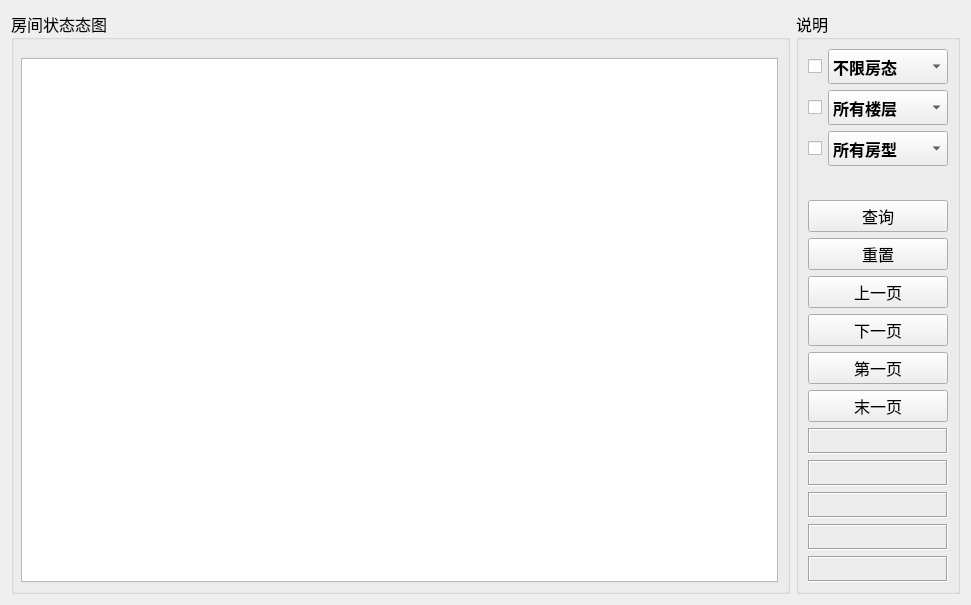
This is promanage.ui in Yzyqoung/Qt-hotelSystem as Qt 5 draws it before an edit. The edited form follows.
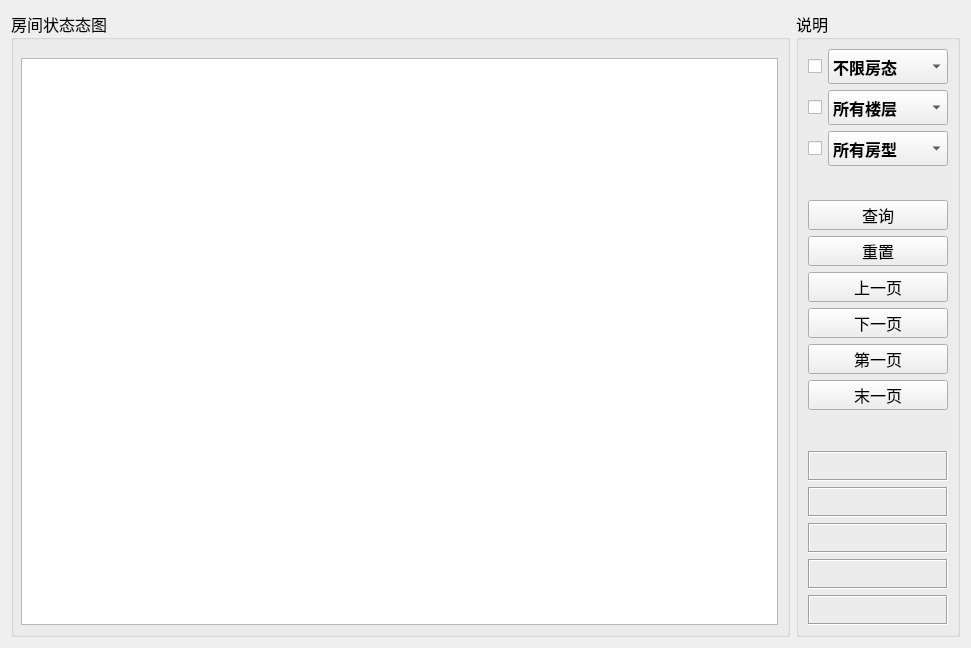
This is the edited form. Icons and pictures are not drawn.

```diff
--- a/promanage.ui
+++ b/promanage.ui
@@ -7,7 +7,7 @@
     <x>0</x>
     <y>0</y>
     <width>971</width>
-    <height>605</height>
+    <height>648</height>
    </rect>
   </property>
   <property name="windowTitle">
@@ -466,10 +466,16 @@
         </item>
         <item>
          <widget class="QPushButton" name="btnSelect">
+          <property name="sizePolicy">
+           <sizepolicy hsizetype="Minimum" vsizetype="Minimum">
+            <horstretch>0</horstretch>
+            <verstretch>0</verstretch>
+           </sizepolicy>
+          </property>
           <property name="minimumSize">
            <size>
-            <width>80</width>
-            <height>0</height>
+            <width>50</width>
+            <height>30</height>
            </size>
           </property>
           <property name="text">
@@ -479,6 +485,18 @@
         </item>
         <item>
          <widget class="QPushButton" name="btnback">
+          <property name="sizePolicy">
+           <sizepolicy hsizetype="Minimum" vsizetype="Minimum">
+            <horstretch>0</horstretch>
+            <verstretch>0</verstretch>
+           </sizepolicy>
+          </property>
+          <property name="minimumSize">
+           <size>
+            <width>50</width>
+            <height>30</height>
+           </size>
+          </property>
           <property name="text">
            <string>重置</string>
           </property>
@@ -486,10 +504,16 @@
         </item>
         <item>
          <widget class="QPushButton" name="btnPreVious">
+          <property name="sizePolicy">
+           <sizepolicy hsizetype="Minimum" vsizetype="Minimum">
+            <horstretch>0</horstretch>
+            <verstretch>0</verstretch>
+           </sizepolicy>
+          </property>
           <property name="minimumSize">
            <size>
             <width>50</width>
-            <height>0</height>
+            <height>30</height>
            </size>
           </property>
           <property name="text">
@@ -505,10 +529,16 @@
         </item>
         <item>
          <widget class="QPushButton" name="btnNext">
+          <property name="sizePolicy">
+           <sizepolicy hsizetype="Minimum" vsizetype="Minimum">
+            <horstretch>0</horstretch>
+            <verstretch>0</verstretch>
+           </sizepolicy>
+          </property>
           <property name="minimumSize">
            <size>
             <width>50</width>
-            <height>0</height>
+            <height>30</height>
            </size>
           </property>
           <property name="text">
@@ -524,10 +554,16 @@
         </item>
         <item>
          <widget class="QPushButton" name="btnFirst">
+          <property name="sizePolicy">
+           <sizepolicy hsizetype="Minimum" vsizetype="Minimum">
+            <horstretch>0</horstretch>
+            <verstretch>0</verstretch>
+           </sizepolicy>
+          </property>
           <property name="minimumSize">
            <size>
             <width>50</width>
-            <height>0</height>
+            <height>30</height>
            </size>
           </property>
           <property name="text">
@@ -543,10 +579,16 @@
         </item>
         <item>
          <widget class="QPushButton" name="btnLast">
+          <property name="sizePolicy">
+           <sizepolicy hsizetype="Minimum" vsizetype="Minimum">
+            <horstretch>0</horstretch>
+            <verstretch>0</verstretch>
+           </sizepolicy>
+          </property>
           <property name="minimumSize">
            <size>
             <width>50</width>
-            <height>0</height>
+            <height>30</height>
            </size>
           </property>
           <property name="text">
@@ -560,12 +602,31 @@
           </property>
          </widget>
         </item>
+        <item>
+         <spacer name="verticalSpacer">
+          <property name="orientation">
+           <enum>Qt::Vertical</enum>
+          </property>
+          <property name="sizeHint" stdset="0">
+           <size>
+            <width>20</width>
+            <height>40</height>
+           </size>
+          </property>
+         </spacer>
+        </item>
         <item>
          <widget class="QLabel" name="labPageTotal">
+          <property name="sizePolicy">
+           <sizepolicy hsizetype="Minimum" vsizetype="Minimum">
+            <horstretch>0</horstretch>
+            <verstretch>0</verstretch>
+           </sizepolicy>
+          </property>
           <property name="minimumSize">
            <size>
-            <width>0</width>
-            <height>25</height>
+            <width>50</width>
+            <height>30</height>
            </size>
           </property>
           <property name="frameShape">
@@ -584,10 +645,16 @@
         </item>
         <item>
          <widget class="QLabel" name="labRecordsTotal">
+          <property name="sizePolicy">
+           <sizepolicy hsizetype="Minimum" vsizetype="Minimum">
+            <horstretch>0</horstretch>
+            <verstretch>0</verstretch>
+           </sizepolicy>
+          </property>
           <property name="minimumSize">
            <size>
-            <width>0</width>
-            <height>25</height>
+            <width>50</width>
+            <height>30</height>
            </size>
           </property>
           <property name="frameShape">
@@ -606,10 +673,16 @@
         </item>
         <item>
          <widget class="QLabel" name="labPageCurrent">
+          <property name="sizePolicy">
+           <sizepolicy hsizetype="Minimum" vsizetype="Minimum">
+            <horstretch>0</horstretch>
+            <verstretch>0</verstretch>
+           </sizepolicy>
+          </property>
           <property name="minimumSize">
            <size>
-            <width>0</width>
-            <height>25</height>
+            <width>50</width>
+            <height>30</height>
            </size>
           </property>
           <property name="frameShape">
@@ -628,10 +701,16 @@
         </item>
         <item>
          <widget class="QLabel" name="labRecordsPerpage">
+          <property name="sizePolicy">
+           <sizepolicy hsizetype="Minimum" vsizetype="Minimum">
+            <horstretch>0</horstretch>
+            <verstretch>0</verstretch>
+           </sizepolicy>
+          </property>
           <property name="minimumSize">
            <size>
-            <width>0</width>
-            <height>25</height>
+            <width>50</width>
+            <height>30</height>
            </size>
           </property>
           <property name="frameShape">
@@ -650,10 +729,16 @@
         </item>
         <item>
          <widget class="QLabel" name="labSelectTime">
+          <property name="sizePolicy">
+           <sizepolicy hsizetype="Minimum" vsizetype="Minimum">
+            <horstretch>0</horstretch>
+            <verstretch>0</verstretch>
+           </sizepolicy>
+          </property>
           <property name="minimumSize">
            <size>
-            <width>0</width>
-            <height>25</height>
+            <width>50</width>
+            <height>30</height>
            </size>
           </property>
           <property name="frameShape">
```
